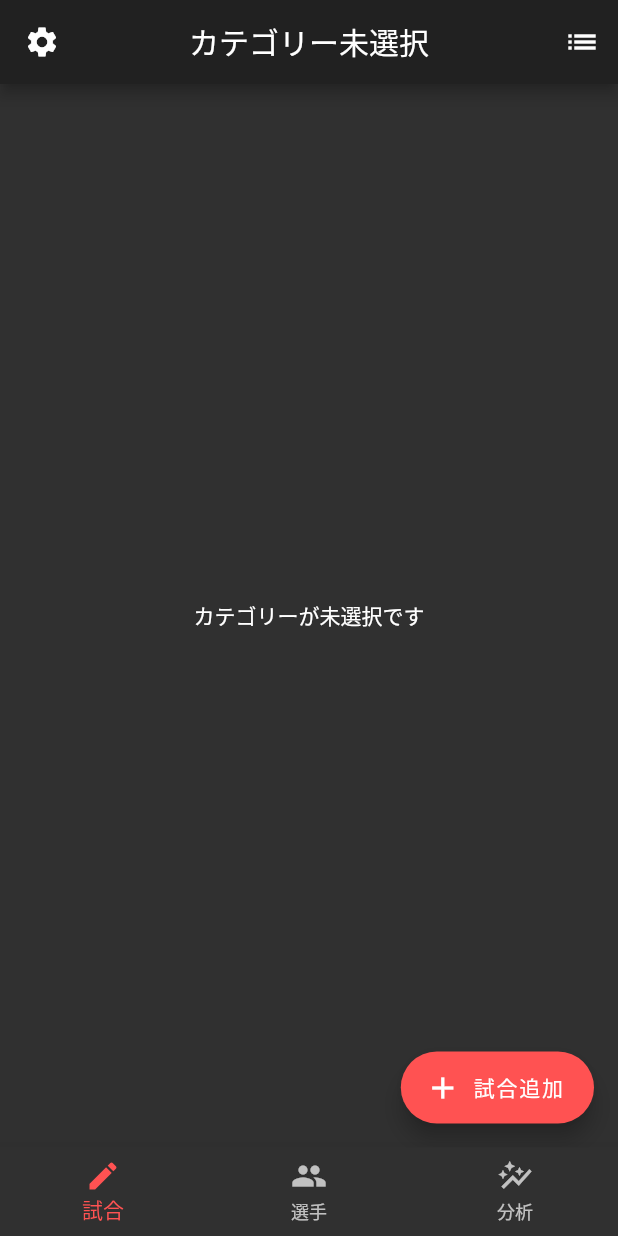
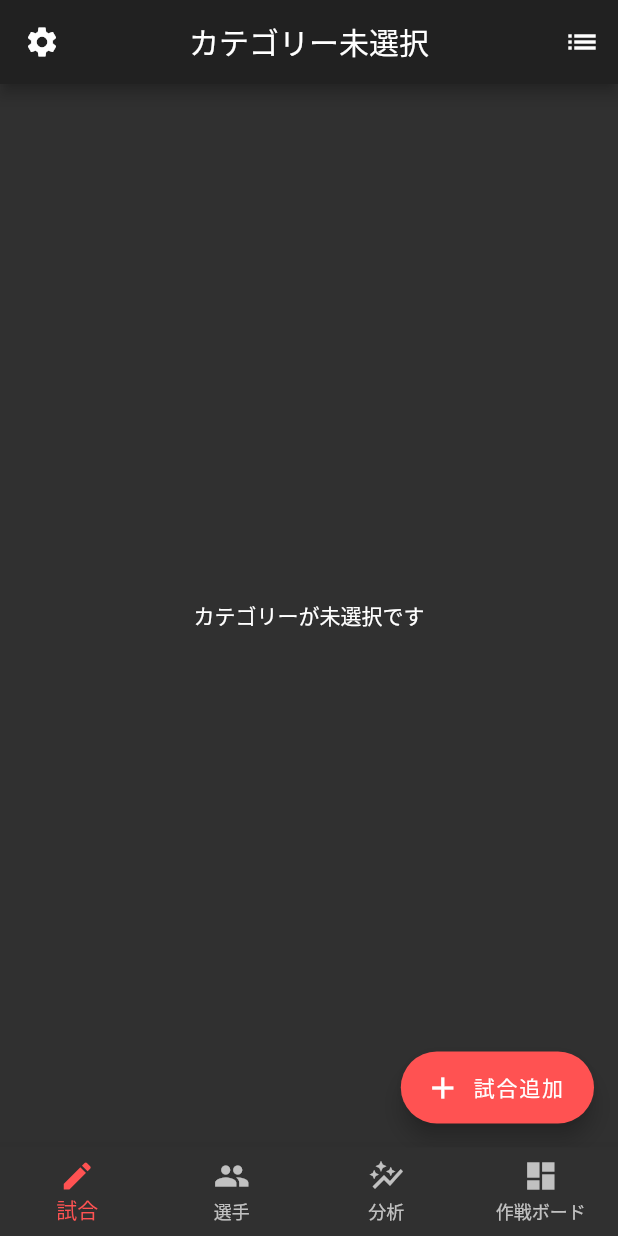
Before and after one commit to naokiwakata/futsal_analyse, a Flutter app: the DummyTopPage screen opened directly, on a phone screen of 412 x 824 dp. Run offline on Flutter 3.47's test engine with Material 2 defaults, Android fonts, the phone set to English and light mode, and no system bars; our stand-ins replace charts_flutter, cloud_firestore, email_validator, firebase_auth, firebase_core, flutter_slidable and 2 more; accounts and stored records are empty.

```diff
--- a/lib/main.dart
+++ b/lib/main.dart
@@ -4,7 +4,6 @@ import 'package:provider/provider.dart';
 import 'package:test_build/presentation/dummyTop/dummy_top_page.dart';
 import 'package:test_build/presentation/introduction/introduction_model.dart';
 import 'package:test_build/presentation/introduction/introduction_page.dart';
-import 'package:test_build/presentation/top/top_page.dart';
 
 void main() async {
   WidgetsFlutterBinding.ensureInitialized();
--- a/lib/presentation/dummyTop/dummy_top_page.dart
+++ b/lib/presentation/dummyTop/dummy_top_page.dart
@@ -4,9 +4,10 @@ import 'package:test_build/presentation/dummyTop/dummy_top_model.dart';
 import 'package:test_build/presentation/lobby/lobby_page.dart';
 import 'package:test_build/presentation/profile_setting/profile_setting_page.dart';
 import 'package:test_build/presentation/register_team/register_team_page.dart';
+import 'package:test_build/presentation/strategy_board/strategy_board_page.dart';
 
 class DummyTopPage extends StatelessWidget {
-  final List<String> _tabNames = ["試合", "選手", "分析"];
+  final List<String> _tabNames = ["試合", "選手", "分析", "作戦ボード"];
 
   @override
   Widget build(BuildContext context) {
@@ -74,6 +75,10 @@ class DummyTopPage extends StatelessWidget {
                   BottomNavigationBarItem(
                     icon: Icon(Icons.auto_graph),
                     label: _tabNames[2],
+                  ),
+                  BottomNavigationBarItem(
+                    icon: Icon(Icons.dashboard),
+                    label: _tabNames[3],
                   ),
                 ],
               ),
@@ -385,6 +390,25 @@ class DummyTopPage extends StatelessWidget {
             ),
           ),
         ),
+        _tabPage(
+          currentIndex,
+          3,
+          Container(
+            child: Center(
+              child: InkWell(
+                onTap: () {
+                  Navigator.push(
+                    context,
+                    MaterialPageRoute(
+                      builder: (context) => StrategyBoardPage(),
+                    ),
+                  );
+                },
+                child: Text('作戦ボードに飛ぶ'),
+              ),
+            ),
+          ),
+        ),
       ],
     );
   }
--- a/lib/presentation/profile_setting/profile_setting_page.dart
+++ b/lib/presentation/profile_setting/profile_setting_page.dart
@@ -6,7 +6,6 @@ import 'package:test_build/presentation/dummyTop/dummy_top_page.dart';
 import 'package:test_build/presentation/lobby/lobby_page.dart';
 import 'package:test_build/presentation/profile_setting/profile_setting_model.dart';
 import 'package:test_build/service/service/dialog_helper.dart';
-import 'package:url_launcher/url_launcher.dart';
 
 class ProfileSettingPage extends StatelessWidget {
   @override
```
Also changed, not shown: lib/domain/cursor.dart (added, +9 -0 lines), lib/presentation/strategy_board/strategy_board_model.dart (added, +26 -0 lines), lib/presentation/strategy_board/strategy_board_page.dart (added, +56 -0 lines), lib/presentation/top/top_page.dart (+12 -1 lines).
